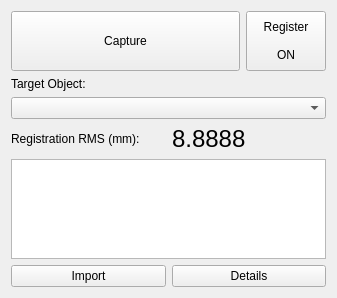
First picture: the form in IbisPlugins/LandmarkRegistrationObject/landmarkregistrationobjectsettingswidget.ui, repository IbisNeuronav/Ibis, before the edit.
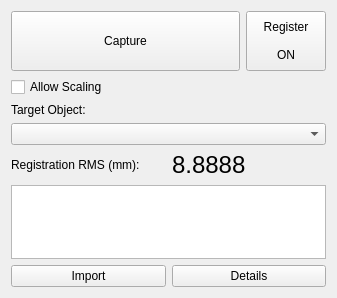
Second picture: the form after the edit.

What changed in the file:
```diff
--- a/IbisPlugins/LandmarkRegistrationObject/landmarkregistrationobjectsettingswidget.ui
+++ b/IbisPlugins/LandmarkRegistrationObject/landmarkregistrationobjectsettingswidget.ui
@@ -55,6 +55,13 @@
      </item>
     </layout>
    </item>
+   <item>
+    <widget class="QCheckBox" name="allowScalingCheckBox">
+     <property name="text">
+      <string>Allow Scaling</string>
+     </property>
+    </widget>
+   </item>
    <item>
     <widget class="QLabel" name="label">
      <property name="text">
```
